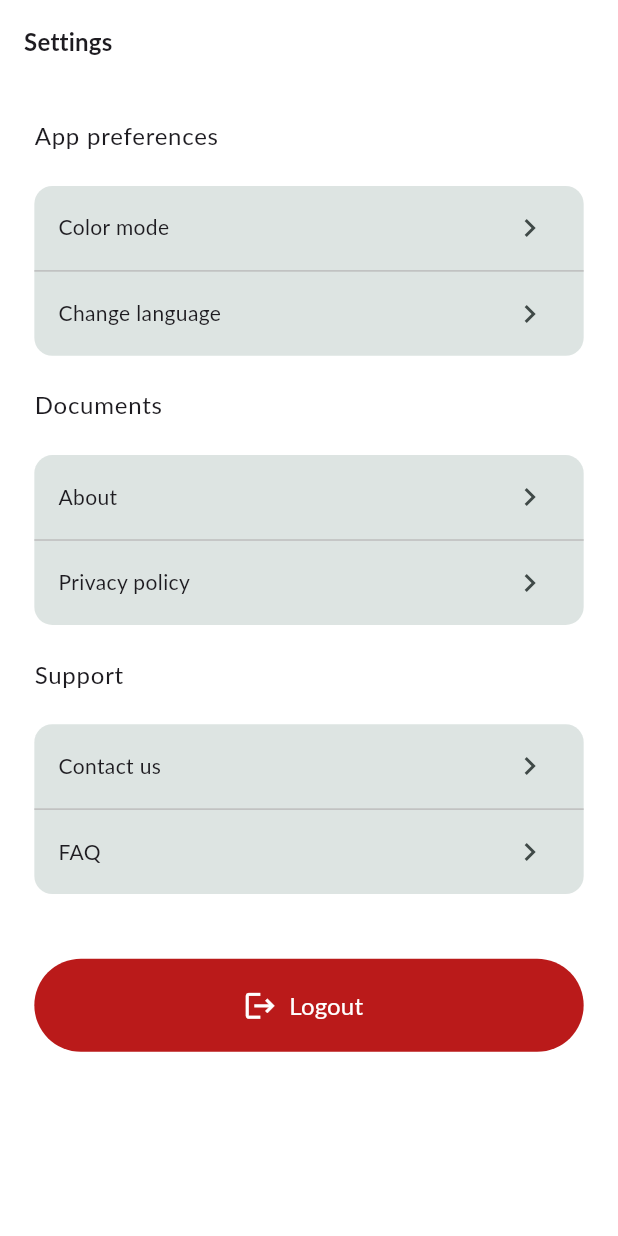
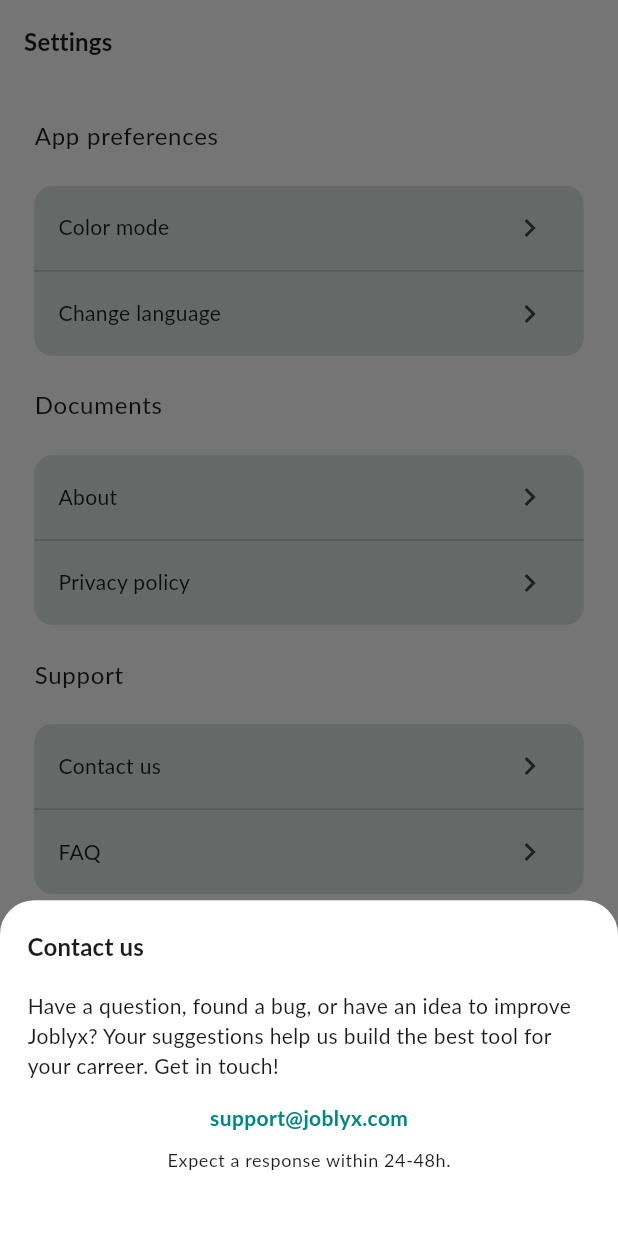
Before and after one commit to AlexisIvan2000/Joblyx, a Flutter app: the SettingsScreen screen opened by its route, after a tap on "Contact us", on a phone screen of 412 x 824 dp. Run offline on Flutter 3.47's test engine with Material 3 defaults, Android fonts, the light colour scheme and no system bars; our stand-ins replace cached_network_image, flutter_dotenv, flutter_image_compress, flutter_riverpod, flutter_screenutil, go_router and 4 more; accounts and stored records are empty.

Commit message:
feat: add About and Contact Us widgets with modal bottom sheets
- Implémentation du widget AboutWidget pour afficher les informations et la version de l'application.

- Création du widget ContactUsWidget pour les demandes des utilisateurs, avec un emplacement réservé pour l'envoi d'e-mails.

- Les deux widgets utilisent des fenêtres modales en bas de l'écran pour une meilleure expérience utilisateur.

```diff
--- a/joblyx_front/assets/i18n/en.json
+++ b/joblyx_front/assets/i18n/en.json
@@ -102,6 +102,7 @@
     "app_preferences": "App preferences",
     "color_mode": "Color mode",
     "change_language": "Change language",
+    "change_password": "Change password",
     "documentation":  "Documents",
     "about": "About",
     "privacy_policy": "Privacy policy",
@@ -116,7 +117,10 @@
     "light": "Light",
     "dark": "Dark",
     "french": "French",
-    "english": "English"
+    "english": "English",
+    "contact_email": "support@joblyx.com",
+    "contact_message": "Have a question, found a bug, or have an idea to improve Joblyx? Your suggestions help us build the best tool for your carreer. Get in touch!",
+    "contact_response_time": "Expect a response within 24-48h."
 
   },
 
--- a/joblyx_front/assets/i18n/fr.json
+++ b/joblyx_front/assets/i18n/fr.json
@@ -117,7 +117,10 @@
         "light": "Clair",
         "dark": "Sombre",
         "french": "Français",
-        "english": "Anglais"
+        "english": "Anglais",
+        "contact_email": "support@joblyx.com",
+        "contact_message": "Une question, un bug ou une idée pour améliorer Joblyx? Vos suggestions nous aident à construire le meilleur outil pour votre carrière. Écrivez-nous !",
+        "contact_response_time": "Attendez-vous à une réponse sous 24-48h."
 
     },
     "err": {
--- a/joblyx_front/lib/widgets/login_form.dart
+++ b/joblyx_front/lib/widgets/login_form.dart
@@ -168,7 +168,7 @@ class _LoginFormState extends ConsumerState<LoginForm> {
             Row(
               children: [
                 Expanded(
-                  child: Divider(color: cs.outlineVariant, thickness: 1.0),
+                  child: Divider(color: cs.onSurface, thickness: 1.0),
                 ),
                 Padding(
                   padding: EdgeInsets.symmetric(horizontal: 10.0.w),
--- /dev/null
+++ b/joblyx_front/lib/widgets/settings/contact_us.dart
@@ -0,0 +1,76 @@
+import 'package:flutter/material.dart';
+import 'package:flutter_screenutil/flutter_screenutil.dart';
+import 'package:joblyx_front/services/app_localizations.dart';
+
+void showContactUsSheet(BuildContext context) {
+  showModalBottomSheet(
+    context: context,
+    backgroundColor: Theme.of(context).colorScheme.surface,
+    shape: RoundedRectangleBorder(
+      borderRadius: BorderRadius.vertical(top: Radius.circular(20.r)),
+    ),
+    builder: (ctx) => const ContactUsWidget(),
+  );
+}
+
+class ContactUsWidget extends StatelessWidget {
+  const ContactUsWidget({super.key});
+
+  @override
+  Widget build(BuildContext context) {
+    final theme = Theme.of(context);
+    final t = AppLocalizations.of(context);
+    final cs = theme.colorScheme;
+
+    return Padding(
+      padding: EdgeInsets.only(
+        bottom: MediaQuery.of(context).viewInsets.bottom + 16.h,
+        left: 16.w,
+        right: 16.w,
+        top: 16.h,
+      ),
+      child: Column(
+        mainAxisSize: MainAxisSize.min,
+        crossAxisAlignment: CrossAxisAlignment.start,
+        children: [
+          Text(
+            t.t('settings.contact_us'),
+            style: theme.textTheme.titleMedium?.copyWith(
+              fontWeight: FontWeight.bold,
+            ),
+          ),
+          SizedBox(height: 15.h),
+          Text(
+            t.t('settings.contact_message'),
+            style: theme.textTheme.bodyMedium,
+          ),
+          SizedBox(height: 12.h),
+          Center(
+            child: Column(
+              children: [
+                GestureDetector(
+                  onTap: () {
+                    // Implement email launch functionality here
+                  },
+                  child: Text(
+                    t.t('settings.contact_email'),
+                    style: theme.textTheme.bodyMedium?.copyWith(
+                      color: cs.secondary,
+                      fontWeight: FontWeight.w600,
+                    ),
+                  ),
+                ),
+                SizedBox(height: 8.h),
+                Text(
+                  t.t('settings.contact_response_time'),
+                  style: theme.textTheme.bodySmall,
+                ),
+              ],
+            ),
+          ),
+          SizedBox(height: 20.h),
+        ],
+      ),
+    );
+  }
+}
--- a/joblyx_front/lib/widgets/settings/documents.dart
+++ b/joblyx_front/lib/widgets/settings/documents.dart
@@ -1,6 +1,7 @@
 import 'package:flutter/material.dart';
 import 'package:flutter_screenutil/flutter_screenutil.dart';
 import 'package:joblyx_front/services/app_localizations.dart';
+import 'package:joblyx_front/widgets/settings/about.dart';
 
 class Documents extends StatelessWidget {
   const Documents({super.key});
@@ -19,7 +20,7 @@ class Documents extends StatelessWidget {
               style: Theme.of(context).textTheme.bodyMedium,
             ),
             trailing: Icon(Icons.chevron_right),
-            onTap: () {},
+            onTap: () => showAboutSheet(context),
           ),
           Divider(height: 1.h, color:  Colors.grey[400]),
           ListTile(
--- a/joblyx_front/lib/widgets/settings/support.dart
+++ b/joblyx_front/lib/widgets/settings/support.dart
@@ -1,6 +1,7 @@
 import 'package:flutter/material.dart';
 import 'package:flutter_screenutil/flutter_screenutil.dart';
 import 'package:joblyx_front/services/app_localizations.dart';
+import 'package:joblyx_front/widgets/settings/contact_us.dart';
 
 class Support extends StatelessWidget {
   const Support({super.key});
@@ -19,7 +20,7 @@ class Support extends StatelessWidget {
               style: Theme.of(context).textTheme.bodyMedium,
             ),
             trailing: Icon(Icons.chevron_right),
-            onTap: () {},
+            onTap: ()=> showContactUsSheet(context),
           ),
           Divider(height: 1.h, color:  Colors.grey[400]),
           ListTile(
--- a/joblyx_front/pubspec.yaml
+++ b/joblyx_front/pubspec.yaml
@@ -16,6 +16,7 @@ dependencies:
     sdk: flutter
   flutter_riverpod: ^3.1.0
   flutter_screenutil: ^5.9.3
+  flutter_svg: ^2.2.3
   go_router: ^17.0.1
   google_fonts: ^7.0.0
   image_picker: ^1.2.1
@@ -37,6 +38,7 @@ flutter:
     - assets/images/location.png
     - assets/images/logo.png
     - assets/images/logo_1.png
+    - assets/images/logo_j.png
     - assets/images/linkeldin_logo.png
     - assets/images/profile.png
     - assets/i18n/en.json
```
Also changed, not shown: joblyx_front/lib/widgets/settings/about.dart (added, +64 -0 lines), joblyx_front/assets/images/logo_j.png (added), joblyx_front/pubspec.lock.
